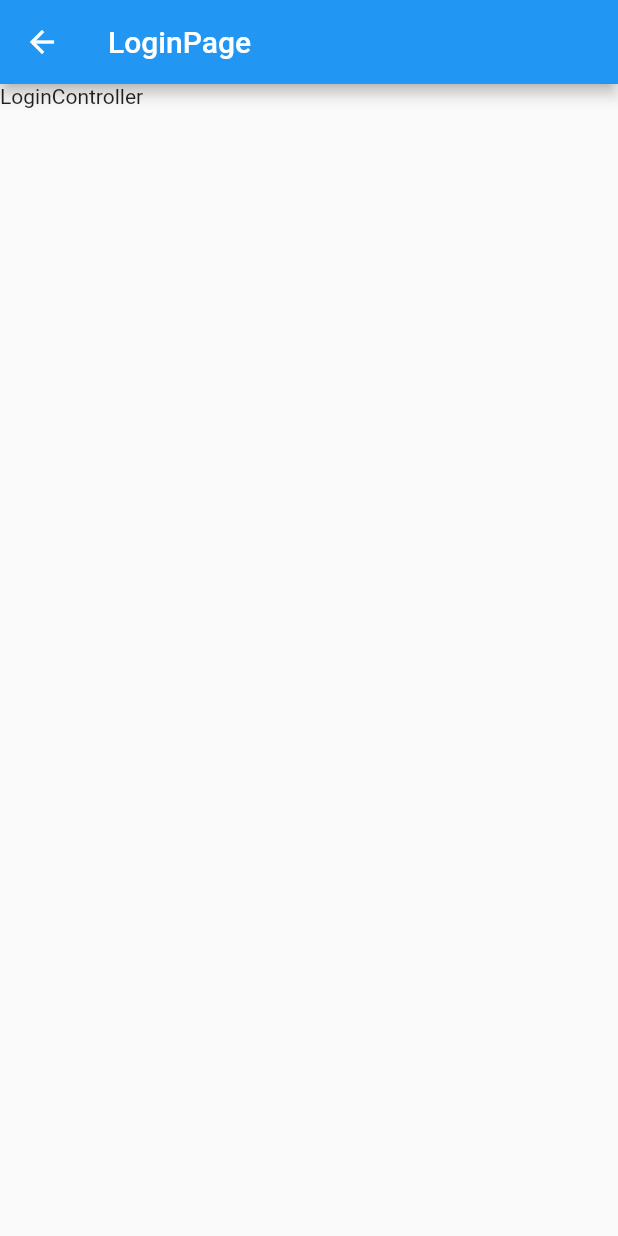
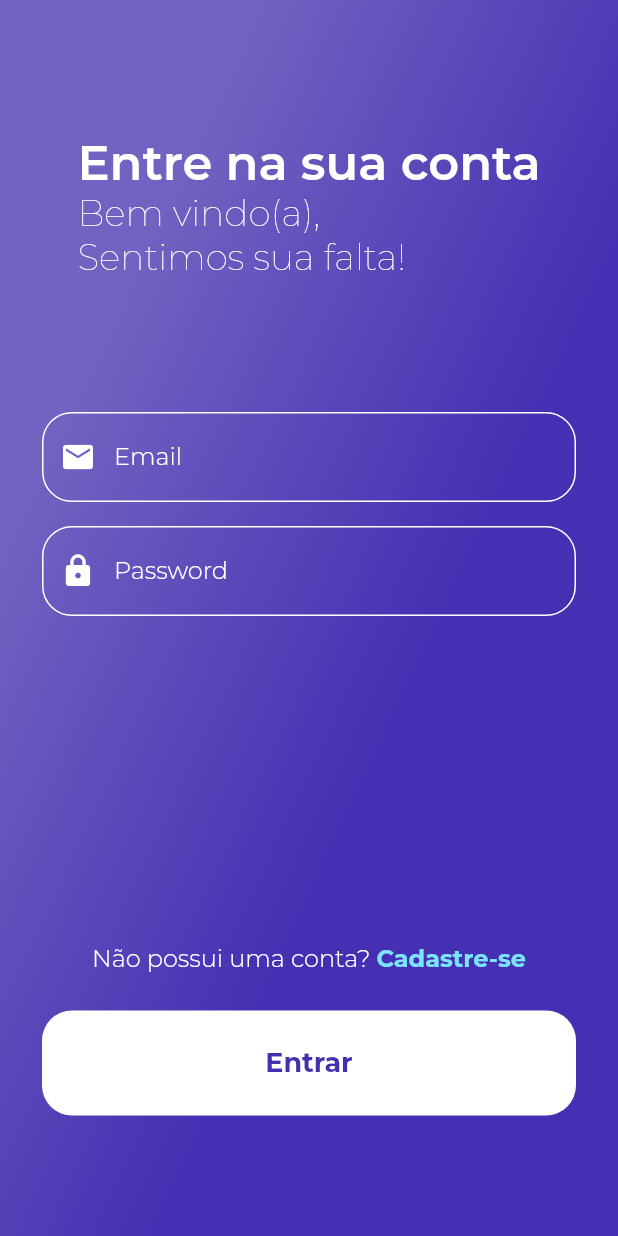
Before and after one commit to marcosanf/goods, a Flutter app: the screen it shows after launch, after a tap on "Entrar", on a phone screen of 412 x 824 dp. Run offline on Flutter 3.47's test engine with Material 2 defaults, Android fonts, the light colour scheme and no system bars; our stand-ins replace flutter_svg, font_awesome_flutter, get, google_fonts.

Commit message:
creation ui for sign in page

```diff
--- a/lib/app/core/app_text_styles.dart
+++ b/lib/app/core/app_text_styles.dart
@@ -8,6 +8,11 @@ class AppTextStyles {
     color: AppColors.white,
     fontSize: 32.0,
     fontWeight: FontWeight.w600,
+  );
+  static final TextStyle heading24 = GoogleFonts.montserrat(
+    color: AppColors.white,
+    fontSize: 24.0,
+    fontWeight: FontWeight.w100,
   );
   static final TextStyle heading16 = GoogleFonts.montserrat(
     color: AppColors.white,
@@ -20,4 +25,10 @@ class AppTextStyles {
     fontSize: 18.0,
     fontWeight: FontWeight.bold,
   );
+
+  static final TextStyle linkText = GoogleFonts.montserrat(
+    color: AppColors.blue,
+    fontSize: 16.0,
+    fontWeight: FontWeight.bold,
+  );
 }
--- a/lib/app/modules/login/singin_page.dart
+++ b/lib/app/modules/login/singin_page.dart
@@ -1,12 +1,152 @@
 import 'package:flutter/material.dart';
+import 'package:flutter/services.dart';
 import 'package:get/get.dart';
+import 'package:goodz/app/core/app_text_styles.dart';
+import 'package:goodz/app/core/core.dart';
 import 'singin_controller.dart';
 
 class SigninPage extends GetView<SigninController> {
   @override
   Widget build(BuildContext context) {
     return Scaffold(
-        appBar: AppBar(title: Text('LoginPage')),
-        body: SafeArea(child: Text('LoginController')));
+      body: Center(
+        child: Container(
+          decoration: BoxDecoration(gradient: AppGradients.linear),
+          child: Column(
+            mainAxisAlignment: MainAxisAlignment.spaceBetween,
+            children: [
+              Expanded(
+                child: Column(
+                  mainAxisAlignment: MainAxisAlignment.center,
+                  crossAxisAlignment: CrossAxisAlignment.start,
+                  children: [
+                    Text(
+                      'Entre na sua conta',
+                      style: AppTextStyles.heading,
+                    ),
+                    Text(
+                      'Bem vindo(a),',
+                      style: AppTextStyles.heading24,
+                    ),
+                    Text(
+                      'Sentimos sua falta!',
+                      style: AppTextStyles.heading24,
+                    ),
+                  ],
+                ),
+              ),
+              Expanded(
+                child: Column(
+                  mainAxisAlignment: MainAxisAlignment.start,
+                  children: [
+                    Padding(
+                      padding: const EdgeInsets.fromLTRB(28.0, 0, 28.0, 0),
+                      child: TextFormField(
+                        decoration: InputDecoration(
+                          hintText: 'Email',
+                          fillColor: AppColors.white,
+                          hintStyle: AppTextStyles.heading16,
+                          focusedBorder: OutlineInputBorder(
+                            borderRadius: BorderRadius.circular(20.0),
+                            borderSide: BorderSide(
+                              color: AppColors.blue,
+                            ),
+                          ),
+                          enabledBorder: OutlineInputBorder(
+                            borderRadius: BorderRadius.circular(20.0),
+                            borderSide: BorderSide(
+                              color: AppColors.white,
+                            ),
+                          ),
+                          prefixIcon: Icon(
+                            Icons.email,
+                            color: AppColors.white,
+                          ),
+                        ),
+                        keyboardType: TextInputType.emailAddress,
+                      ),
+                    ),
+                    SizedBox(
+                      height: 16.0,
+                    ),
+                    Padding(
+                      padding: const EdgeInsets.fromLTRB(28.0, 0, 28.0, 0),
+                      child: TextFormField(
+                        decoration: InputDecoration(
+                          hintText: 'Password',
+                          hintStyle: AppTextStyles.heading16,
+                          focusedBorder: OutlineInputBorder(
+                            borderRadius: BorderRadius.circular(20.0),
+                            borderSide: BorderSide(
+                              color: AppColors.blue,
+                            ),
+                          ),
+                          enabledBorder: OutlineInputBorder(
+                            borderRadius: BorderRadius.circular(20.0),
+                            borderSide: BorderSide(
+                              color: AppColors.white,
+                            ),
+                          ),
+                          prefixIcon: Icon(
+                            Icons.lock,
+                            color: AppColors.white,
+                          ),
+                        ),
+                        keyboardType: TextInputType.visiblePassword,
+                        obscureText: true,
+                      ),
+                    ),
+                  ],
+                ),
+              ),
+              Expanded(
+                child: Column(
+                  mainAxisAlignment: MainAxisAlignment.center,
+                  children: [
+                    Padding(
+                      padding: const EdgeInsets.fromLTRB(28.0, 0, 28.0, 0),
+                      child: Row(
+                        mainAxisAlignment: MainAxisAlignment.center,
+                        children: [
+                          Text(
+                            'Não possui uma conta?',
+                            style: AppTextStyles.heading16,
+                          ),
+                          SizedBox(
+                            width: 4.0,
+                          ),
+                          Text(
+                            'Cadastre-se',
+                            style: AppTextStyles.linkText,
+                          ),
+                        ],
+                      ),
+                    ),
+                    SizedBox(
+                      height: 24.0,
+                    ),
+                    Padding(
+                      padding: const EdgeInsets.fromLTRB(28.0, 0, 28.0, 0),
+                      child: Container(
+                        height: 70.0,
+                        width: MediaQuery.of(context).size.width,
+                        decoration: BoxDecoration(
+                            color: AppColors.white,
+                            borderRadius: BorderRadius.circular(20.0)),
+                        child: Center(
+                            child: Text(
+                          'Entrar',
+                          style: AppTextStyles.titlePurple,
+                        )),
+                      ),
+                    ),
+                  ],
+                ),
+              )
+            ],
+          ),
+        ),
+      ),
+    );
   }
 }
--- a/lib/app/modules/login/welcome_page.dart
+++ b/lib/app/modules/login/welcome_page.dart
@@ -37,7 +37,7 @@ class WelcomePage extends GetView<WelcomeController> {
                     Padding(
                       padding: const EdgeInsets.fromLTRB(28.0, 0, 28.0, 0),
                       child: Text(
-                        'Crie um catalógo de produtos gerenciável. Com a Wishlist, selecione os items e envie oraçamentos de forma rápida.',
+                        'Crie um catalógo de produtos gerenciável. Com a Wishlist, selecione os itens e envie oraçamentos de forma rápida.',
                         style: AppTextStyles.heading16,
                         textAlign: TextAlign.center,
                       ),
```
